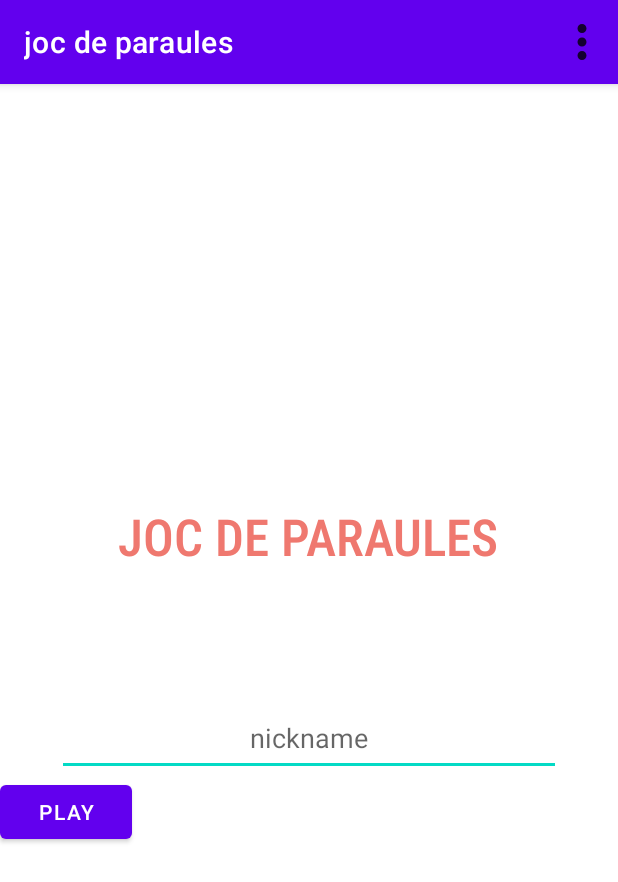
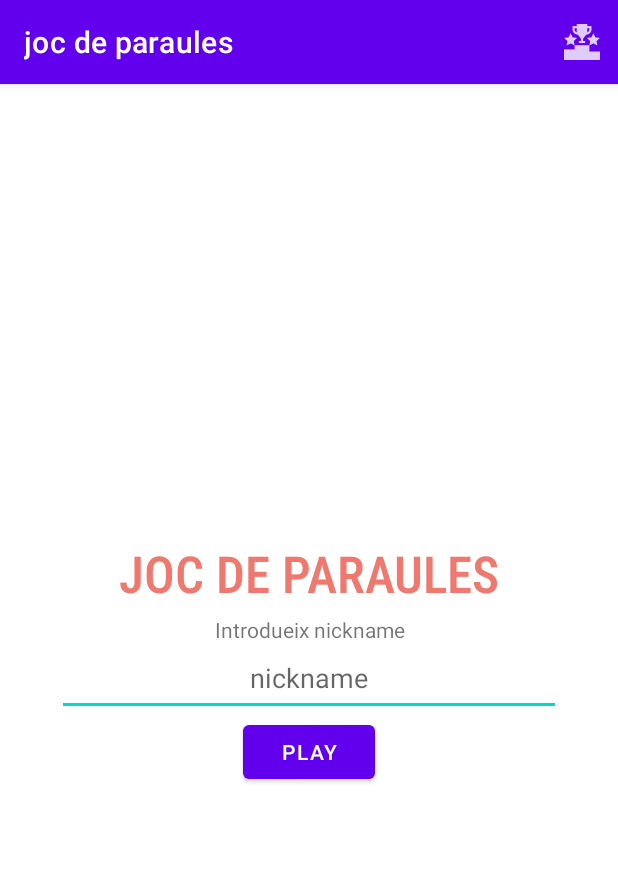
Before and after one commit to TCMAndroid2022/assigment2-Grup10, an Android app: the screen it shows after launch (MainActivity), on a phone screen of 412 x 824 dp. Shown: the top 882 px of the screen. Run offline under Robolectric (Android 15) with nearby library versions, the phone set to English and light mode, and no system bars.

Commit message:
commit 7

```diff
--- a/app/src/main/res/drawable-anydpi/ic_action_new.xml
+++ /dev/null
@@ -1,16 +0,0 @@
-<vector xmlns:android="http://schemas.android.com/apk/res/android"
-    android:width="24dp"
-    android:height="24dp"
-    android:viewportWidth="24"
-    android:viewportHeight="24"
-    android:tint="#000000"
-    android:alpha="0.8">
-  <group android:scaleX="1.5"
-      android:scaleY="1.5"
-      android:translateX="-6"
-      android:translateY="-6">
-    <path
-        android:fillColor="@android:color/white"
-        android:pathData="M12,8c1.1,0 2,-0.9 2,-2s-0.9,-2 -2,-2 -2,0.9 -2,2 0.9,2 2,2zM12,10c-1.1,0 -2,0.9 -2,2s0.9,2 2,2 2,-0.9 2,-2 -0.9,-2 -2,-2zM12,16c-1.1,0 -2,0.9 -2,2s0.9,2 2,2 2,-0.9 2,-2 -0.9,-2 -2,-2z"/>
-  </group>
-</vector>
--- a/app/src/main/res/layout/activity_main.xml
+++ b/app/src/main/res/layout/activity_main.xml
@@ -10,44 +10,36 @@
 
     <TextView
         android:id="@+id/tv_nom_app"
-        android:layout_width="wrap_content"
+        android:layout_width="match_parent"
         android:layout_height="55dp"
-        android:layout_gravity="center"
-        android:layout_margin="20dp"
         android:fontFamily="sans-serif-condensed-medium"
+        android:gravity="center"
         android:text="JOC DE PARAULES"
         android:textColor="#EF786F"
-        android:textSize="34sp"
-        app:layout_constraintEnd_toEndOf="parent"
-        app:layout_constraintStart_toStartOf="parent"
-        tools:layout_editor_absoluteY="118dp" />
+        android:textSize="34sp" />
 
     <TextView
         android:id="@+id/textView"
-        android:layout_width="wrap_content"
+        android:layout_width="match_parent"
         android:layout_height="wrap_content"
-        android:layout_gravity="center"
-        android:layout_margin="20dp"
-        app:layout_constraintEnd_toEndOf="parent"
-        app:layout_constraintStart_toStartOf="parent"
-        tools:layout_editor_absoluteY="118dp"
-        tools:text="Introdueix el teu Nickname" />
+        android:gravity="center"
+        android:text="Introdueix nickname" />
 
     <EditText
         android:id="@+id/et_nickname"
         android:layout_width="336dp"
         android:layout_height="wrap_content"
         android:layout_gravity="center"
-        android:ems="10"
         android:gravity="center_horizontal"
+        android:hint="nickname"
         android:inputType="textPersonName"
-        android:minHeight="48dp"
-        android:hint="nickname"/>
+        android:minHeight="48dp" />
 
     <Button
         android:id="@+id/button"
         android:layout_width="wrap_content"
         android:layout_height="wrap_content"
+        android:layout_gravity="center"
         android:onClick="startGame"
         android:text="PLAY" />
 </LinearLayout>
--- a/build.gradle
+++ b/build.gradle
@@ -1,7 +1,7 @@
 // Top-level build file where you can add configuration options common to all sub-projects/modules.
 plugins {
-    id 'com.android.application' version '7.1.2' apply false
-    id 'com.android.library' version '7.1.2' apply false
+    id 'com.android.application' version '7.2.1' apply false
+    id 'com.android.library' version '7.2.1' apply false
 }
 
 task clean(type: Delete) {
```
Also changed, not shown: app/src/main/res/layout/activity_ranking.xml (+19 -2 lines), app/src/main/res/drawable-hdpi/ic_action_new.png, app/src/main/res/drawable-mdpi/ic_action_new.png, app/src/main/res/drawable-xhdpi/ic_action_new.png, app/src/main/res/drawable-xxhdpi/ic_action_new.png, app/src/main/res/drawable-xxxhdpi/ic_action_new.png (added), gradle/wrapper/gradle-wrapper.properties.
